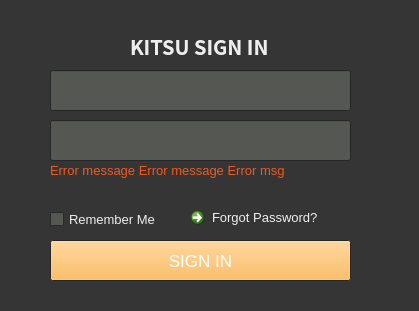
First picture: the form in jiwoon/gazu_api/view/UI/loginwidget.ui, repository SongmiLim/nuki_project, before the edit.
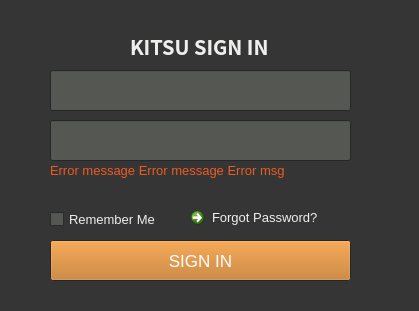
Second picture: the form after the edit.

Commit message: login UI 수정최종

```diff
--- a/jiwoon/gazu_api/view/UI/loginwidget.ui
+++ b/jiwoon/gazu_api/view/UI/loginwidget.ui
@@ -483,9 +483,9 @@
        <colorrole role="Button">
         <brush brushstyle="SolidPattern">
          <color alpha="255">
-          <red>252</red>
-          <green>175</green>
-          <blue>62</blue>
+          <red>191</red>
+          <green>114</green>
+          <blue>27</blue>
          </color>
         </brush>
        </colorrole>
@@ -539,9 +539,9 @@
        <colorrole role="Button">
         <brush brushstyle="SolidPattern">
          <color alpha="255">
-          <red>252</red>
-          <green>175</green>
-          <blue>62</blue>
+          <red>191</red>
+          <green>114</green>
+          <blue>27</blue>
          </color>
         </brush>
        </colorrole>
@@ -595,9 +595,9 @@
        <colorrole role="Button">
         <brush brushstyle="SolidPattern">
          <color alpha="255">
-          <red>252</red>
-          <green>175</green>
-          <blue>62</blue>
+          <red>191</red>
+          <green>114</green>
+          <blue>27</blue>
          </color>
         </brush>
        </colorrole>
```
Left out of the diff: 81 changed lines with no effect on the pictures. The commit also changes 2 other files.
